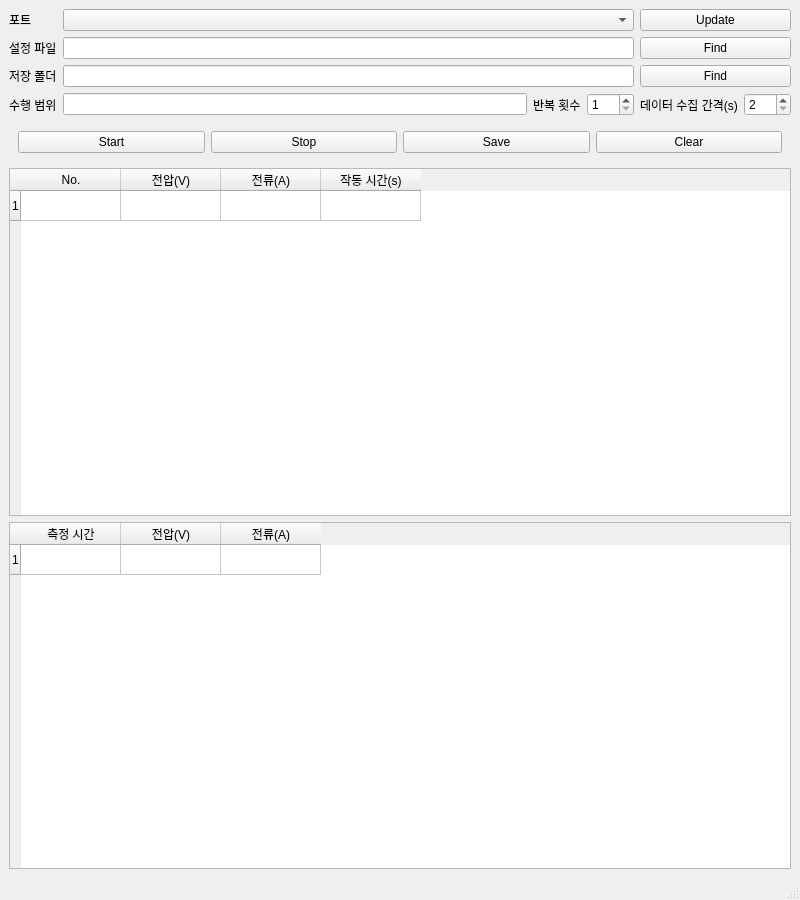
The window that ui/mainwindow.ui (hhk7734/ametek-xg-850-controller) describes before a commit, drawn with Qt 5.
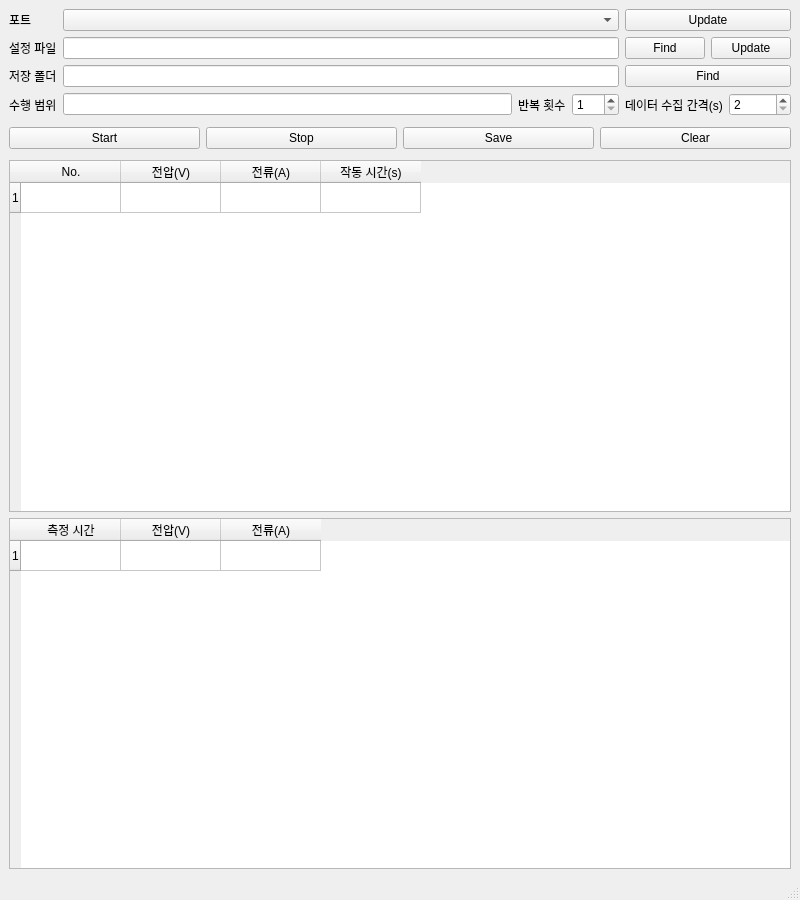
The same window after the commit.

Commit message: ui: change frame margin

Diff of the .ui file:
```diff
--- a/ui/mainwindow.ui
+++ b/ui/mainwindow.ui
@@ -50,10 +50,38 @@
                </widget>
             </item>
             <item row="3" column="4" colspan="2">
-               <widget class="QPushButton" name="findInputFileButton">
-                  <property name="text">
-                     <string>Find</string>
+               <widget class="QFrame" name="frame_2">
+                  <property name="autoFillBackground">
+                     <bool>false</bool>
                   </property>
+                  <layout class="QHBoxLayout" name="horizontalLayout_2">
+                     <property name="leftMargin">
+                        <number>0</number>
+                     </property>
+                     <property name="topMargin">
+                        <number>0</number>
+                     </property>
+                     <property name="rightMargin">
+                        <number>0</number>
+                     </property>
+                     <property name="bottomMargin">
+                        <number>0</number>
+                     </property>
+                     <item>
+                        <widget class="QPushButton" name="findInputFileButton">
+                           <property name="text">
+                              <string>Find</string>
+                           </property>
+                        </widget>
+                     </item>
+                     <item>
+                        <widget class="QPushButton" name="updateInputDataButton">
+                           <property name="text">
+                              <string>Update</string>
+                           </property>
+                        </widget>
+                     </item>
+                  </layout>
                </widget>
             </item>
             <item row="4" column="0">
@@ -130,6 +158,18 @@
                      <bool>false</bool>
                   </property>
                   <layout class="QHBoxLayout" name="horizontalLayout">
+                     <property name="leftMargin">
+                        <number>0</number>
+                     </property>
+                     <property name="topMargin">
+                        <number>5</number>
+                     </property>
+                     <property name="rightMargin">
+                        <number>0</number>
+                     </property>
+                     <property name="bottomMargin">
+                        <number>5</number>
+                     </property>
                      <item>
                         <widget class="QPushButton" name="startButton">
                            <property name="text">
```
The commit also changes 1 other file.
